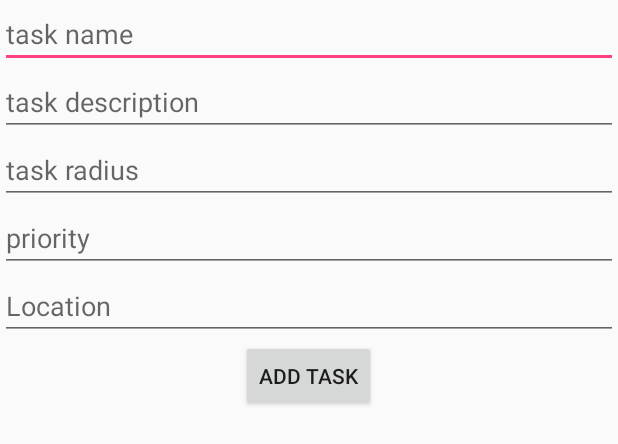
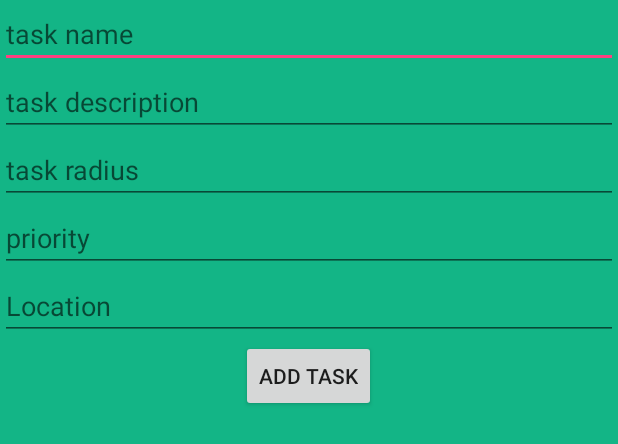
Before and after one commit to DanishKhan14/parleD, an Android app: the layout activity_main.xml on its own in the app's theme, with its tools: preview values and no code run, on a phone screen of 412 x 824 dp. Shown: the top 444 px of the screen. Run offline under Robolectric (Android 15) with nearby library versions, the phone set to English and light mode, and no system bars.

Commit message:
Fixed a couple of bugs

```diff
--- a/ParleGTest/app/src/main/java/com/example/gkhandel/parlegtest/MainActivity.java
+++ b/ParleGTest/app/src/main/java/com/example/gkhandel/parlegtest/MainActivity.java
@@ -90,7 +90,7 @@ public class MainActivity extends AppCompatActivity implements GoogleApiClient.O
     private AutoCompleteTextView mAutocompleteView;
 
     private static final LatLngBounds BOUNDS_GREATER_SYDNEY = new LatLngBounds(
-            new LatLng(-34.041458, 150.790100), new LatLng(-33.682247, 151.383362));
+            new LatLng(47.6062, -122.3321), new LatLng(47.6740, -122.1215));
 
     public static final String TAG = "LJKLJ";
 
--- a/ParleGTest/app/src/main/res/layout/activity_main.xml
+++ b/ParleGTest/app/src/main/res/layout/activity_main.xml
@@ -1,9 +1,18 @@
 <?xml version="1.0" encoding="utf-8"?>
+
+<ScrollView
+    xmlns:android="http://schemas.android.com/apk/res/android"
+    xmlns:tools="http://schemas.android.com/tools"
+    xmlns:ads="http://schemas.android.com/apk/res-auto"
+    android:id="@+id/scrollView1"
+    android:background="#13b586"
+    android:layout_width="fill_parent"
+    android:layout_height="fill_parent" >
 <LinearLayout xmlns:android="http://schemas.android.com/apk/res/android"
+    xmlns:ads="http://schemas.android.com/apk/res-auto"
+    android:orientation="vertical"
     android:layout_width="fill_parent"
-    android:layout_height="fill_parent"
-    android:orientation="vertical" >
-
+    android:layout_height="fill_parent">
 
     <EditText
         android:layout_width="match_parent"
@@ -45,3 +54,4 @@
         android:layout_gravity="center_horizontal" />
 
 </LinearLayout>
+</ScrollView>
--- a/ParleGTest/app/src/main/res/values/strings.xml
+++ b/ParleGTest/app/src/main/res/values/strings.xml
@@ -1,5 +1,5 @@
 <resources>
-    <string name="app_name">ParleGTest</string>
+    <string name="app_name">TeamWorks</string>
     <string name="action_settings">Settings</string>
     <string name="autocomplete_hint">Location</string>
 </resources>
```
Also changed, not shown: ParleGTest/app/src/main/java/com/example/gkhandel/parlegtest/ViewAllTasksActivity.java (+36 -1 lines).
